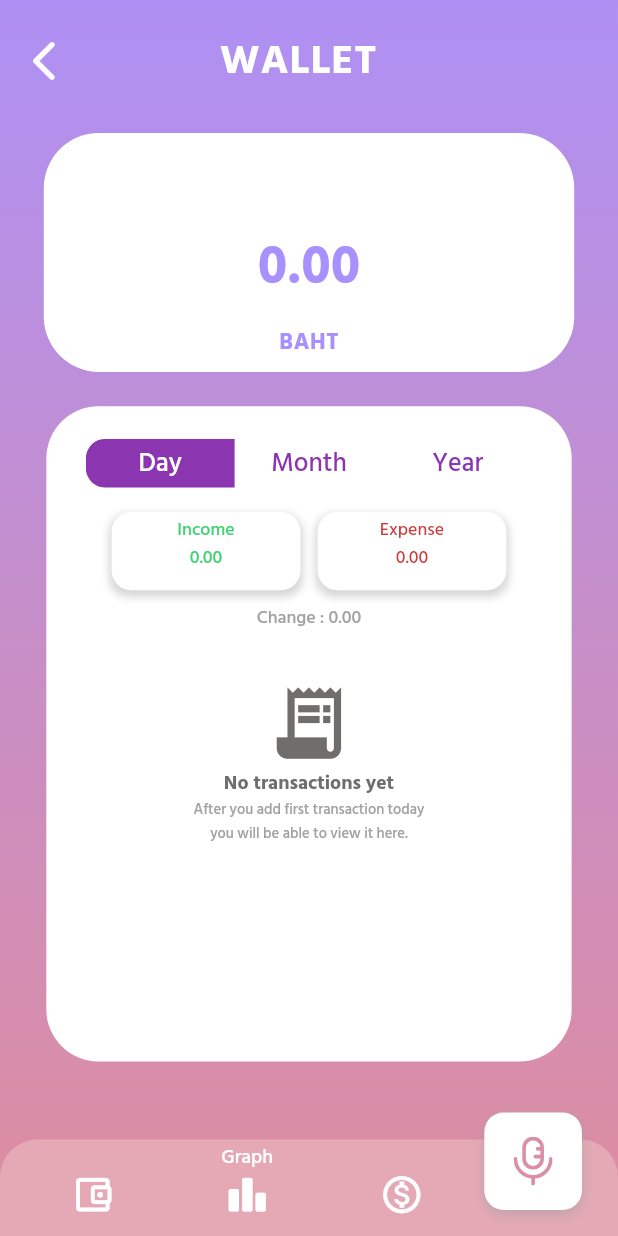
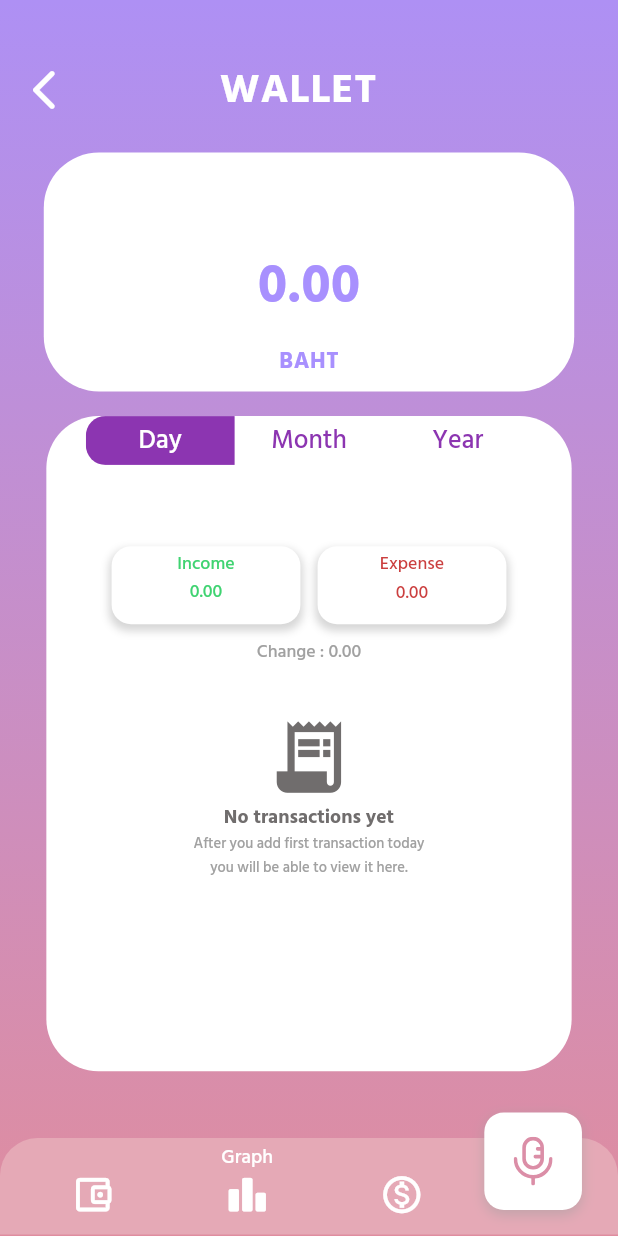
Before and after one commit to macropusgiganteus/goodwallet, a Flutter app: the ThisWallet screen opened directly with empty values, after a tap on "Graph", on a phone screen of 412 x 824 dp. Run offline on Flutter 3.47's test engine with Material 2 defaults, Android fonts, the phone set to English and light mode, and no system bars; drawn by our look-alikes of auto_size_text, flutter_snake_navigationbar; our stand-ins replace carousel_slider, cloud_firestore, firebase_auth, firebase_core, fl_chart, flutter_local_notifications and 8 more; missing offline and left inert: date_util, flutter_facebook_login, flutter_page_transition, menu_button; accounts and stored records are empty.

Commit message:
add ios supported version

```diff
--- a/Source code/Application/lib/CreateWallet.dart
+++ b/Source code/Application/lib/CreateWallet.dart
@@ -131,7 +131,6 @@ class _ThisWalletState extends State<ThisWallet> with TickerProviderStateMixin {
             colors: [Color(0xffAE90F4), Color(0xffDF8D9F)],
           ),
         ),
-        child: SafeArea(
         child: Column(
           mainAxisAlignment: MainAxisAlignment.spaceBetween,
           children: [
@@ -221,8 +220,7 @@ class _ThisWalletState extends State<ThisWallet> with TickerProviderStateMixin {
                 ),
                 SlideTransition(
                   position: Tween<Offset>(
-                            begin: Offset.zero,
-                            end: Offset(bud ? -1.5 : 1.5, 0))
+                          begin: Offset.zero, end: Offset(bud ? -1.5 : 1.5, 0))
                       .animate(CurvedAnimation(
                     parent: _graphController,
                     curve: Curves.easeIn,
@@ -290,7 +288,7 @@ class _ThisWalletState extends State<ThisWallet> with TickerProviderStateMixin {
               child: Stack(
                 children: [
                   Positioned(
-                      bottom: 0,
+                    bottom: 1,
                     child: Container(
                       width: MediaQuery.of(context).size.width,
                       height: 0.078.sh,
@@ -358,8 +356,7 @@ class _ThisWalletState extends State<ThisWallet> with TickerProviderStateMixin {
                                   children: [
                                     AnimatedOpacity(
                                       duration: Duration(milliseconds: 300),
-                                        opacity:
-                                            bottomClick == 'Wallet' ? 1 : 0,
+                                      opacity: bottomClick == 'Wallet' ? 1 : 0,
                                       child: Padding(
                                         padding: EdgeInsets.only(bottom: 0.2),
                                         child: Text(
@@ -435,8 +432,7 @@ class _ThisWalletState extends State<ThisWallet> with TickerProviderStateMixin {
                                   children: [
                                     AnimatedOpacity(
                                       duration: Duration(milliseconds: 300),
-                                        opacity:
-                                            bottomClick == 'Budget' ? 1 : 0,
+                                      opacity: bottomClick == 'Budget' ? 1 : 0,
                                       child: Padding(
                                         padding: EdgeInsets.only(bottom: 0.2),
                                         child: Text(
@@ -467,7 +463,6 @@ class _ThisWalletState extends State<ThisWallet> with TickerProviderStateMixin {
           ],
         ),
       ),
-      ),
     );
   }
 }
--- a/Source code/Application/lib/Graph.dart
+++ b/Source code/Application/lib/Graph.dart
@@ -88,35 +88,38 @@ class _GraphState extends State<Graph> {
             borderRadius: BorderRadius.circular(32.r),
             color: Colors.white,
           ),
+          child: OverflowBox(
+            alignment: Alignment.topCenter,
+            maxHeight: _screenHeight,
+            minHeight: 0,
+            maxWidth: _screenWidth,
+            minWidth: 0,
             child: Stack(
               children: [
                 Container(
-                margin: EdgeInsets.only(top: 65.h),
+                  margin: EdgeInsets.only(top: 80.h),
                   child: GraphComponent(firebaseInstance, this),
-              ),
-            ],
-          ),
-        ),
                 ),
                 SnakeNavigationBar.color(
                   height: 30.h,
                   behaviour: SnakeBarBehaviour.floating,
-        padding: EdgeInsets.fromLTRB(50.w, 20.h, 50.w, 20.h),
+                  padding: EdgeInsets.symmetric(horizontal: 50.w),
                   snakeViewColor: Color(0xff8C35B1),
                   snakeShape: SnakeShape.rectangle,
                   currentIndex: _selectedItemPosition,
                   onTap: (index) => setState(() {
                     _selectedItemPosition = index;
                   }),
-        shape:
-            RoundedRectangleBorder(borderRadius: BorderRadius.circular(12.r)),
+                  shape: RoundedRectangleBorder(
+                      borderRadius: BorderRadius.circular(12.r)),
                   items: [
                     BottomNavigationBarItem(
                         icon: Text(
                       "Day",
                       style: TextStyle(
-              color:
-                  _selectedItemPosition == 0 ? Colors.white : Color(0xff8C35B1),
+                        color: _selectedItemPosition == 0
+                            ? Colors.white
+                            : Color(0xff8C35B1),
                         fontSize: 16.sp,
                       ),
                     )),
@@ -138,6 +141,11 @@ class _GraphState extends State<Graph> {
                               fontSize: 16.sp,
                             ))),
                   ],
+                ),
+              ],
+            ),
+          ),
+        ),
       ),
     ]);
   }
--- a/Source code/Application/lib/components/Header.dart
+++ b/Source code/Application/lib/components/Header.dart
@@ -7,7 +7,7 @@ class Header extends StatelessWidget {
     var screenWidth = MediaQuery.of(context).size.width;
     var screenHeight = MediaQuery.of(context).size.height;
     return Padding(
-      padding: EdgeInsets.fromLTRB(12.w, 17.h, 22.5.w, 8.h),
+      padding: EdgeInsets.fromLTRB(12.w, 35.h, 22.5.w, 8.h),
       child: Row(
         mainAxisAlignment: MainAxisAlignment.spaceBetween,
         children: [
```
Also changed, not shown: Source code/Application/lib/Manual_income.dart (+4 -8 lines), Source code/Application/lib/Voice_Input.dart (+8 -4 lines), Source code/Application/lib/Wallet.dart (+3 -5 lines), 14 other files. Lines whose indentation alone changed are shown as unchanged.
